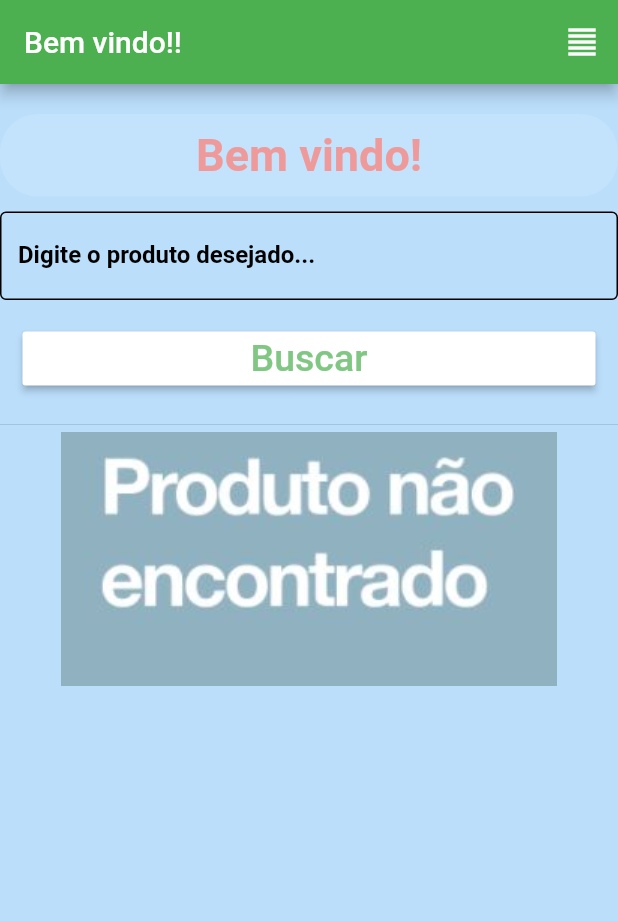
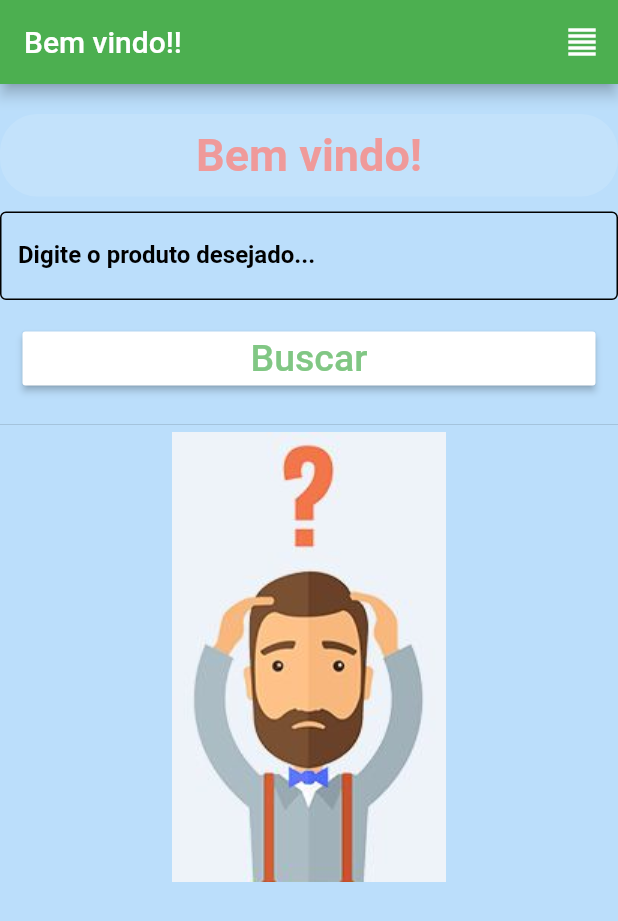
Before and after one commit to pcs10/controle_estoque, a Flutter app: the screen it shows after launch, on a phone screen of 412 x 824 dp. Shown: the top 921 px of the screen. Run offline on Flutter 3.47's test engine with Material 2 defaults, Android fonts, the phone set to English and light mode, and no system bars.

```diff
--- a/lib/wiews/principal.dart
+++ b/lib/wiews/principal.dart
@@ -143,6 +143,11 @@ class _PrincipalState extends State<Principal> {
                       'imagens/sardinha.PNG',
                       fit: BoxFit.contain,
                     )
+                  else if (_img.text == '')
+                    Image.asset(
+                      'imagens/nao_pesquisado.jpg',
+                      fit: BoxFit.contain,
+                    )
                   else
                     Image.asset(
                       'imagens/nao_encontrado.jpg',
```
Also changed, not shown: imagens/nao_pesquisado.jpg (added).
